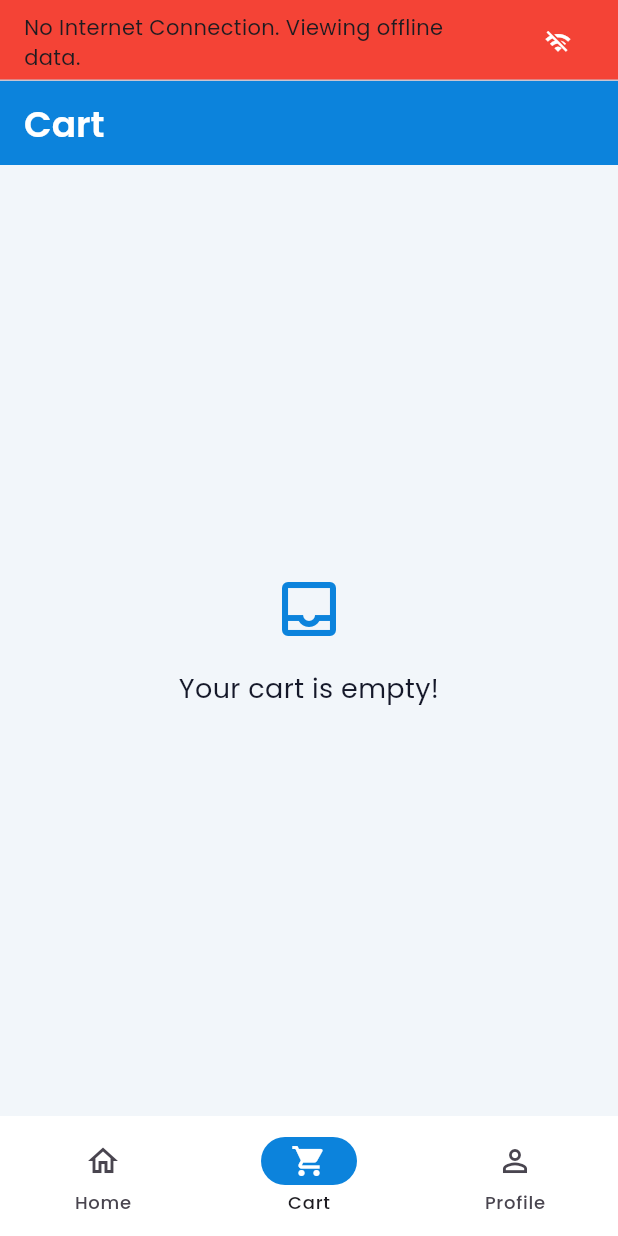
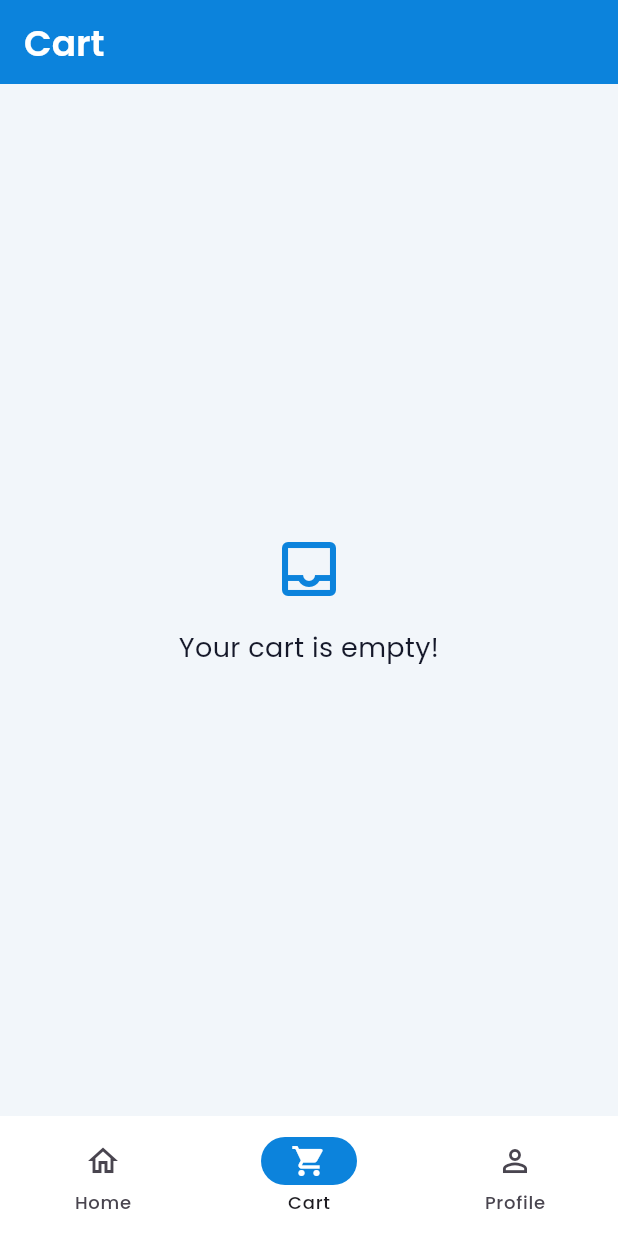
Before and after one commit to AnandhuVV/NexCart, a Flutter app: the AppShell screen opened directly with empty values, item 2 of the bottom bar chosen, on a phone screen of 412 x 824 dp. Run offline on Flutter 3.47's test engine with Material 3 defaults, Android fonts, the phone set to English and light mode, and no system bars; our stand-ins replace cached_network_image, connectivity_plus, dio, flutter_riverpod, flutter_secure_storage, freezed_annotation and 4 more; missing offline and left inert: dart_either; accounts and stored records are empty; generated files the repository leaves out were written again.

Commit message:
Fixed and managed both online and offline data

```diff
--- a/nexcart/lib/core/router/app_shell.dart
+++ b/nexcart/lib/core/router/app_shell.dart
@@ -14,40 +14,20 @@ class AppShell extends ConsumerWidget {
   @override
   Widget build(BuildContext context, WidgetRef ref) {
     ref.listen<AsyncValue<bool>>(connectivityStatusProvider, (previous, next) {
-      final prevStatus = previous?.value;
-      final nextStatus = next.value;
-
-      if (nextStatus == null || prevStatus == nextStatus) return;
-
-      // Prevent crashes if the widget was removed from the tree
       if (!context.mounted) return;
 
-      final messenger = ScaffoldMessenger.of(context);
+      final isOnline = next.value == true;
+      final wasOffline = previous?.value == false;
 
-      if (nextStatus == true) {
-        // BACK ONLINE
-        messenger.clearMaterialBanners();
-
-        // Show a temporary success message
+      // Internet is back
+      if (isOnline && wasOffline) {
+        final messenger = ScaffoldMessenger.of(context);
+        messenger.clearSnackBars();
         messenger.showSnackBar(
-          const SnackBar(
-            content: Text('Back Online'),
-            backgroundColor: Colors.green,
+           SnackBar(
+            content: Text("Back online!"),
+            backgroundColor: context.colors.success,
             behavior: SnackBarBehavior.floating,
-          ),
-        );
-      } else {
-        messenger.showMaterialBanner(
-          const MaterialBanner(
-            content: Text('No Internet Connection. Viewing offline data.'),
-            backgroundColor: Colors.red,
-            actions: [
-              // Banners require at least one action, even if it's just a dummy 'Dismiss'
-              TextButton(
-                onPressed: null, // Disable the button, they must reconnect!
-                child: Icon(Icons.wifi_off, color: Colors.white),
-              ),
-            ],
           ),
         );
       }
```
Also changed, not shown: nexcart/lib/core/ui/atoms/offline_banner.dart (added, +42 -0 lines), nexcart/lib/features/products/presentation/widgets/home_screen.dart (+10 -1 lines), nexcart/lib/features/products/presentation/widgets/product_details_screen.dart (+10 -1 lines), nexcart/lib/features/products/presentation/widgets/products_list_screen.dart (+10 -1 lines).
